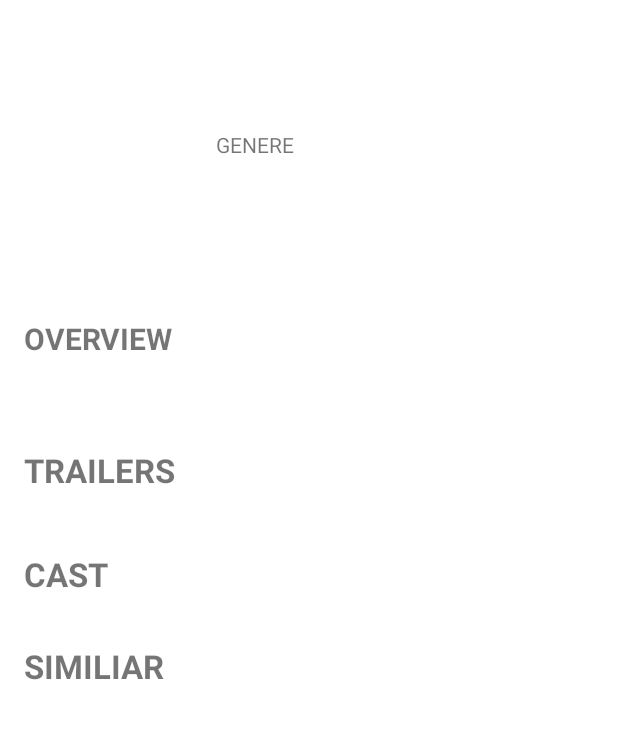
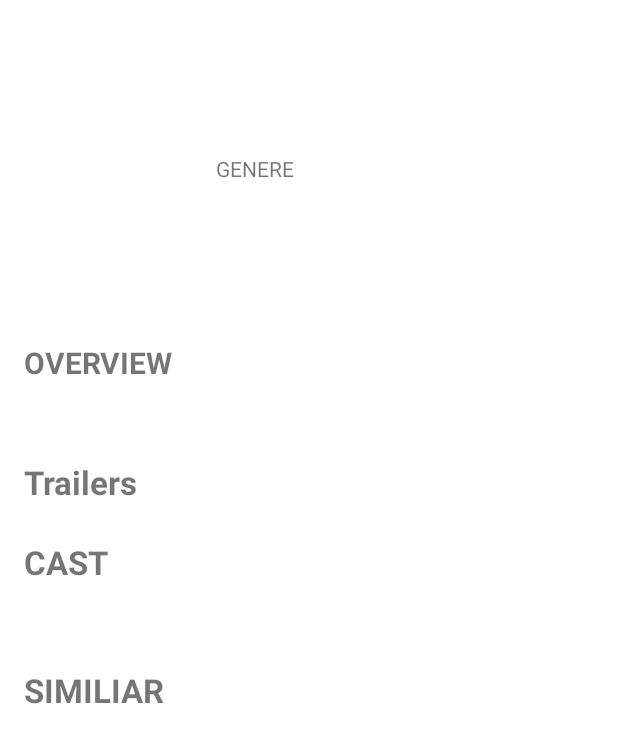
Before and after one commit to shubham423/MovieX, an Android app: the MovieDetailsFragment screen opened through its navigation route, on a phone screen of 412 x 824 dp. Shown: the top 743 px of the screen. Run offline under Robolectric (Android 15) with nearby library versions, the light colour scheme and no system bars; our stand-ins replace Dagger/Hilt's generated code; network calls fail; pictures from the network do not load; 5 statements that could not run were skipped.

Commit message:
trailer section done

```diff
--- a/app/src/main/java/com/shubham/moviesdb/adapters/MoviesAdapter.kt
+++ b/app/src/main/java/com/shubham/moviesdb/adapters/MoviesAdapter.kt
@@ -5,9 +5,10 @@ import android.view.ViewGroup
 import androidx.recyclerview.widget.RecyclerView
 import com.bumptech.glide.Glide
 import com.shubham.moviesdb.databinding.ItemMovieCardBinding
+import com.shubham.moviesdb.response.Movie
 import com.shubham.moviesdb.response.MovieResponse
 
-class MoviesAdapter (private val moviesList: List<MovieResponse.Result>, private val callback: MoviesAdapterCallback): RecyclerView.Adapter<MoviesAdapter.MovieViewHolder>() {
+class MoviesAdapter (private val moviesList: List<Movie>, private val callback: MoviesAdapterCallback): RecyclerView.Adapter<MoviesAdapter.MovieViewHolder>() {
 
     override fun onCreateViewHolder(parent: ViewGroup, viewType: Int): MovieViewHolder {
         val binding = ItemMovieCardBinding
@@ -26,7 +27,7 @@ class MoviesAdapter (private val moviesList: List<MovieResponse.Result>, private
     }
 
     class MovieViewHolder(private val binding: ItemMovieCardBinding): RecyclerView.ViewHolder(binding.root) {
-        fun bind(movie: MovieResponse.Result, callback: MoviesAdapterCallback) {
+        fun bind(movie: Movie, callback: MoviesAdapterCallback) {
             Glide.with(itemView)
                 .load("https://image.tmdb.org/t/p/w500" + movie.posterPath)
                 .centerCrop()
@@ -42,5 +43,5 @@ class MoviesAdapter (private val moviesList: List<MovieResponse.Result>, private
 }
 
 interface MoviesAdapterCallback{
-    fun onMovieClicked(movie: MovieResponse.Result)
+    fun onMovieClicked(movie: Movie)
 }
--- a/app/src/main/java/com/shubham/moviesdb/remote/MoviesApi.kt
+++ b/app/src/main/java/com/shubham/moviesdb/remote/MoviesApi.kt
@@ -1,6 +1,6 @@
 package com.shubham.moviesdb.remote
 
-import com.shubham.moviesdb.response.MovieDetailsResponse
+import com.shubham.moviesdb.response.Movie
 import com.shubham.moviesdb.response.MovieResponse
 import com.shubham.moviesdb.utils.Constants.DEFAULT_QUERY
 import com.shubham.moviesdb.utils.Constants.TMDB_API_KEY
@@ -30,5 +30,5 @@ interface MoviesApi {
             @Path("movie_id") id: Int,
             @Query("append_to_response") appendQuery: String = DEFAULT_QUERY,
             @Query("api_key") apiKey: String = TMDB_API_KEY
-    ): Response<MovieDetailsResponse>
+    ): Response<Movie>
 }
--- a/app/src/main/java/com/shubham/moviesdb/remote/MoviesRepository.kt
+++ b/app/src/main/java/com/shubham/moviesdb/remote/MoviesRepository.kt
@@ -1,6 +1,6 @@
 package com.shubham.moviesdb.remote
 
-import com.shubham.moviesdb.response.MovieDetailsResponse
+import com.shubham.moviesdb.response.Movie
 import com.shubham.moviesdb.response.MovieResponse
 import retrofit2.Response
 import javax.inject.Inject
@@ -10,7 +10,7 @@ class MoviesRepository @Inject constructor(private val api: MoviesApi) {
     suspend fun getMoviesByCategory(category: String): Response<MovieResponse>{
         return api.getMovieResponse(category)
     }
-    suspend fun getMoviesById(id: Int): Response<MovieDetailsResponse>{
+    suspend fun getMoviesById(id: Int): Response<Movie>{
         return api.getMovieDetails(id)
     }
 }
--- a/app/src/main/java/com/shubham/moviesdb/utils/Constants.kt
+++ b/app/src/main/java/com/shubham/moviesdb/utils/Constants.kt
@@ -5,4 +5,6 @@ object Constants {
     const val TMDB_API_KEY="69808e6251b16356e2da32d2c3cd9b9a"
     const val MOVIE_ID_KEY="movie_id_key"
     const val DEFAULT_QUERY="images,videos"
+    const val YOUTUBE_VIDEO_URL = "https://m.youtube.com/watch?v=%s"
+    const val YOUTUBE_THUMBNAIL_URL = "https://img.youtube.com/vi/%s/0.jpg"
 }
--- a/app/src/main/java/com/shubham/moviesdb/viewmodels/MoviesViewModel.kt
+++ b/app/src/main/java/com/shubham/moviesdb/viewmodels/MoviesViewModel.kt
@@ -5,7 +5,7 @@ import androidx.lifecycle.MutableLiveData
 import androidx.lifecycle.ViewModel
 import androidx.lifecycle.viewModelScope
 import com.shubham.moviesdb.remote.MoviesRepository
-import com.shubham.moviesdb.response.MovieDetailsResponse
+import com.shubham.moviesdb.response.Movie
 import com.shubham.moviesdb.response.MovieResponse
 import dagger.hilt.android.lifecycle.HiltViewModel
 import kotlinx.coroutines.launch
@@ -27,8 +27,8 @@ class MoviesViewModel @Inject constructor(
     private val _onNowPlayingMoviesResponse = MutableLiveData<Response<MovieResponse>>()
     val onNowPlayingMoviesResponse: LiveData<Response<MovieResponse>> = _onNowPlayingMoviesResponse
 
-    private val _onMoviesDetailsResponse = MutableLiveData<Response<MovieDetailsResponse>>()
-    val onMoviesDetailsResponse: LiveData<Response<MovieDetailsResponse>> = _onMoviesDetailsResponse
+    private val _onMoviesDetailsResponse = MutableLiveData<Response<Movie>>()
+    val onMoviesDetailsResponse: LiveData<Response<Movie>> = _onMoviesDetailsResponse
 
     fun getPopularMovies() {
         viewModelScope.launch {
--- a/app/src/main/res/layout/fragment_movie_details.xml
+++ b/app/src/main/res/layout/fragment_movie_details.xml
@@ -17,6 +17,7 @@
             android:layout_width="120dp"
             android:layout_height="180dp"
             android:layout_marginStart="16dp"
+            android:layout_marginTop="16dp"
             android:scaleType="fitXY"
             app:layout_constraintStart_toStartOf="parent"
             app:layout_constraintTop_toTopOf="parent"
@@ -98,9 +99,10 @@
             android:id="@+id/trailersLabel"
             android:layout_width="wrap_content"
             android:layout_height="wrap_content"
-        android:layout_marginHorizontal="16dp"
-        android:layout_marginTop="32dp"
-        android:text="TRAILERS"
+            android:layout_marginHorizontal="@dimen/activity_horizontal_margin"
+            android:layout_marginStart="16dp"
+            android:layout_marginTop="24dp"
+            android:text="@string/trailers"
             android:textSize="22sp"
             android:textStyle="bold"
             app:layout_constraintStart_toStartOf="parent"
@@ -129,7 +131,8 @@
             android:layout_width="wrap_content"
             android:layout_height="wrap_content"
             android:layout_marginHorizontal="16dp"
-        android:layout_marginTop="32dp"
+            android:layout_marginStart="16dp"
+            android:layout_marginTop="16dp"
             android:text="CAST"
             android:textSize="22sp"
             android:textStyle="bold"
@@ -141,7 +144,7 @@
             android:layout_width="match_parent"
             android:layout_height="wrap_content"
             android:layout_marginHorizontal="@dimen/activity_horizontal_margin"
-        android:layout_marginBottom="@dimen/activity_vertical_margin"
+            android:layout_marginTop="24dp"
             android:orientation="horizontal"
             app:layoutManager="androidx.recyclerview.widget.LinearLayoutManager"
             app:layout_constraintEnd_toEndOf="parent"
--- a/app/src/main/res/values/strings.xml
+++ b/app/src/main/res/values/strings.xml
@@ -5,4 +5,5 @@
     <string name="movie_title">Movie title</string>
     <string name="similar">SIMILIAR</string>
     <string name="rating_ex">Rating</string>
+    <string name="trailers">Trailers</string>
 </resources>
```
Also changed, not shown: app/src/main/java/com/shubham/moviesdb/MovieDetailsFragment.kt (+79 -13 lines), app/src/main/java/com/shubham/moviesdb/MoviesFragment.kt (+6 -5 lines), app/src/main/java/com/shubham/moviesdb/response/Movie.kt (renamed from app/src/main/java/com/shubham/moviesdb/response/MovieDetailsResponse.kt, +6 -2 lines), app/src/main/java/com/shubham/moviesdb/response/MovieResponse.kt (+2 -33 lines), app/src/main/java/com/shubham/moviesdb/response/Video.kt (added, +7 -0 lines), app/src/main/java/com/shubham/moviesdb/response/VideosResponse.kt (added, +9 -0 lines). Lines whose indentation alone changed are shown as unchanged.
